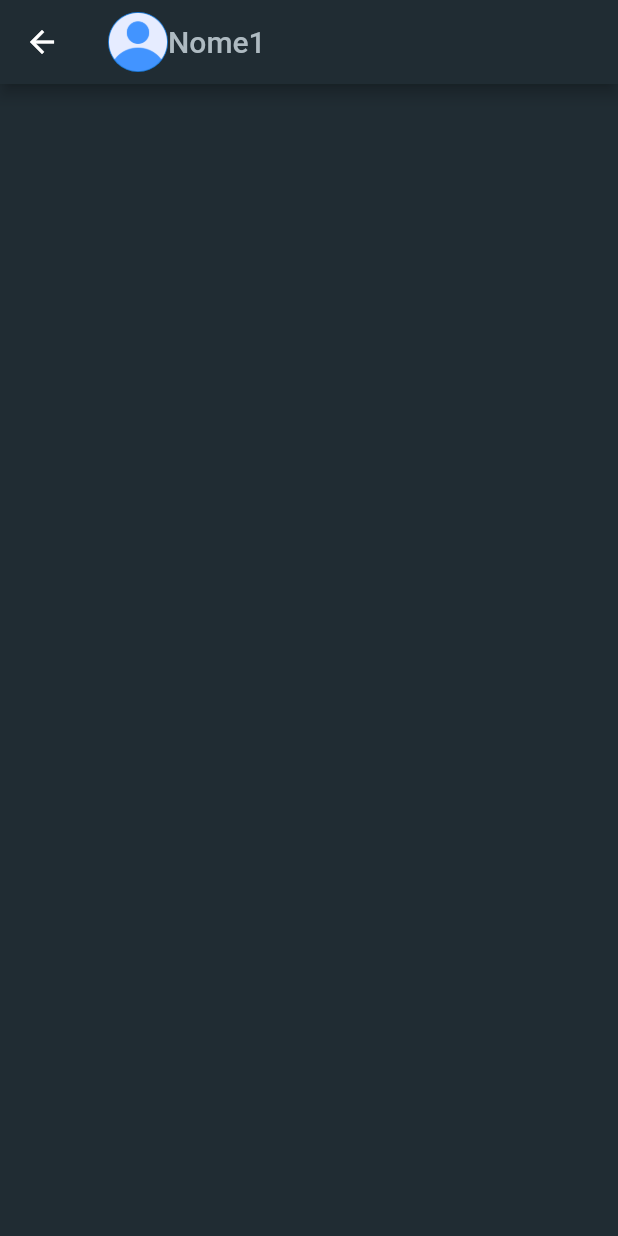
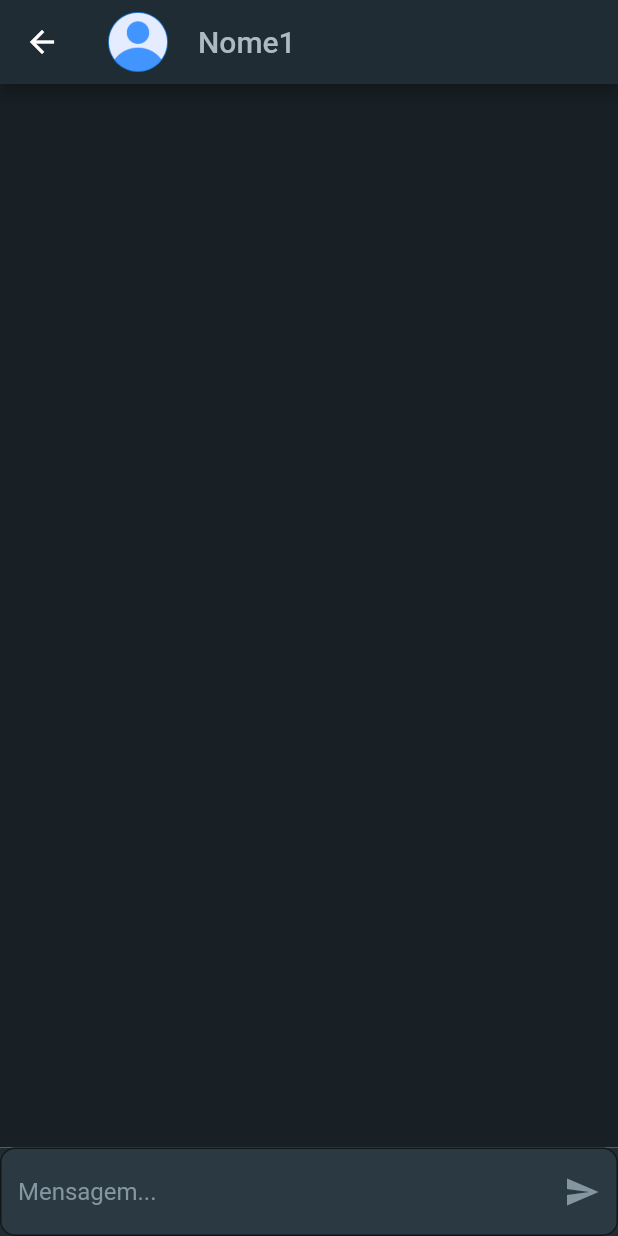
Before and after one commit to ThiiagoAC7/app_wpp, a Flutter app: the screen it shows after launch, after a tap on an icon or button, on a phone screen of 412 x 824 dp. Run offline on Flutter 3.47's test engine with Material 2 defaults, Android fonts, the light colour scheme and no system bars.

Commit message:
Update tela de contato + descrição de conversa

```diff
--- a/lib/conversa_widget.dart
+++ b/lib/conversa_widget.dart
@@ -37,7 +37,9 @@ class ConversaWidget extends StatelessWidget {
               ),
             ),
             subtitle: Text(
-              conversas[index].lastText!,
+              conversas[index].numTelefone! +
+                  '\n    ' +
+                  conversas[index].lastText!,
               style: TextStyle(
                 fontSize: 12,
                 color: Color.fromRGBO(174, 186, 193, 1),
--- a/lib/tela_contato.dart
+++ b/lib/tela_contato.dart
@@ -14,16 +14,50 @@ class telaContato extends StatelessWidget {
             CircleAvatar(
               backgroundImage: AssetImage(imagePath),
             ),
+            SizedBox(
+              width: 20,
+            ),
             Text(
               nome,
-              style: TextStyle(color: Color.fromRGBO(174, 186, 193, 1)),
+              style: TextStyle(
+                color: Color.fromRGBO(174, 186, 193, 1),
+              ),
             ),
           ],
         ),
         backgroundColor: Color.fromRGBO(32, 44, 51, 1.0),
       ),
-      body: Container(
-        color: Color.fromRGBO(32, 44, 51, 1.0),
+      body: Column(
+        children: [
+          Expanded(
+            child: Container(
+              color: Color.fromARGB(255, 24, 32, 37),
+            ),
+          ),
+          Container(
+            color: Color.fromRGBO(32, 44, 51, 1),
+            child: TextFormField(
+              decoration: InputDecoration(
+                fillColor: Color.fromRGBO(42, 57, 66, 1),
+                filled: true,
+                suffixIcon: Icon(
+                  Icons.send,
+                  color: Color.fromRGBO(134, 150, 160, 1),
+                ),
+                hintText: 'Mensagem...',
+                hintStyle: TextStyle(
+                  color: Color.fromRGBO(134, 150, 160, 1),
+                ),
+                border: OutlineInputBorder(
+                  borderSide: BorderSide(
+                    color: Color.fromRGBO(32, 44, 51, 1),
+                  ),
+                  borderRadius: BorderRadius.circular(10),
+                ),
+              ),
+            ),
+          )
+        ],
       ),
     );
   }
```
